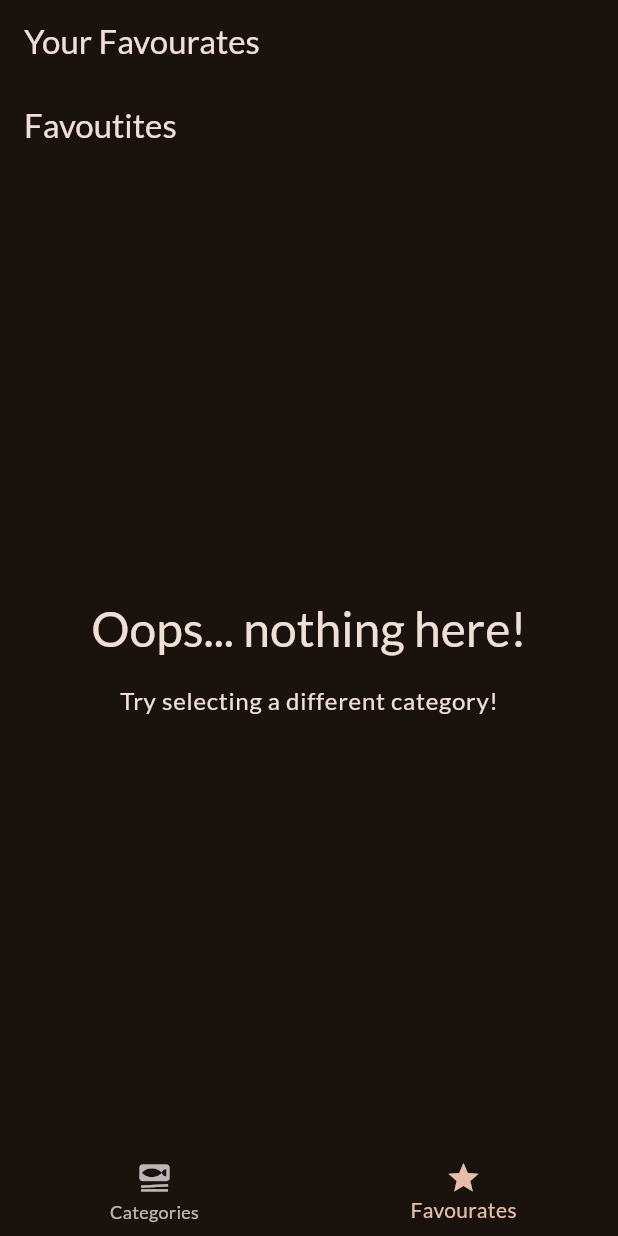
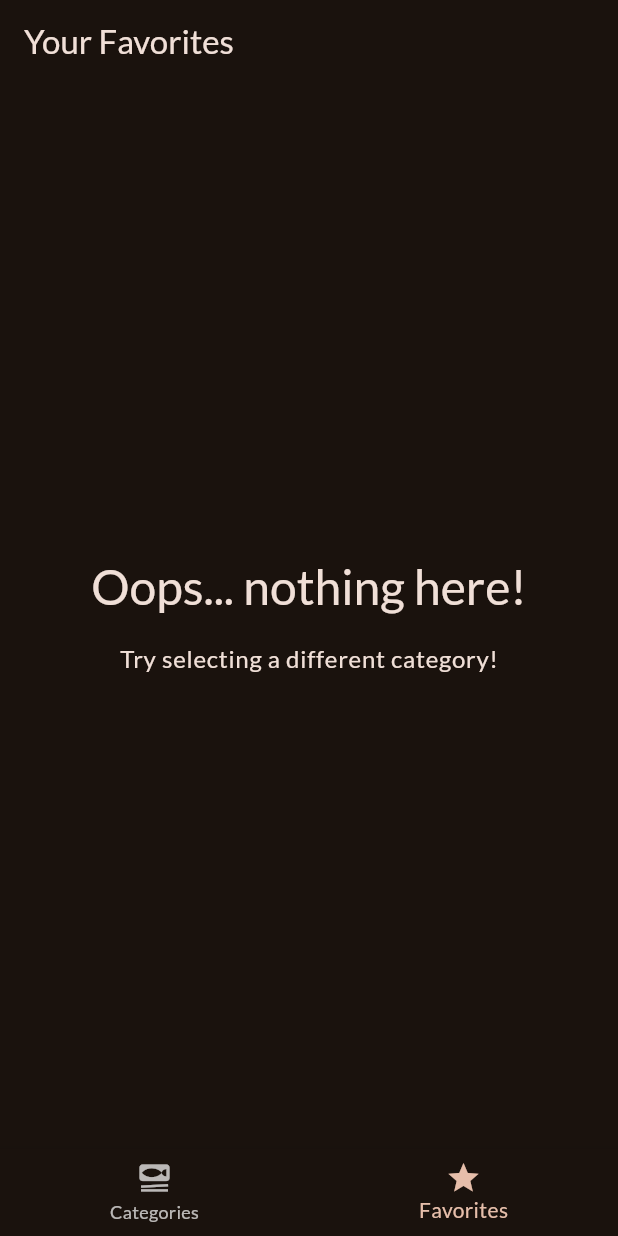
Before and after one commit to AnojAryal/Flutter-Projects, a Flutter app: the screen it shows after launch, item 2 of the bottom bar chosen, on a phone screen of 412 x 824 dp. Run offline on Flutter 3.47's test engine with Material 3 defaults, Android fonts, the phone set to English and light mode, and no system bars; our stand-ins replace google_fonts, transparent_image.

Commit message:
adding tab based navigation

```diff
--- a/meals_app/lib/screens/categories.dart
+++ b/meals_app/lib/screens/categories.dart
@@ -24,11 +24,7 @@ class CategoriesScreen extends StatelessWidget {
 
   @override
   Widget build(BuildContext context) {
-    return Scaffold(
-      appBar: AppBar(
-        title: const Text('Pick Your Category'),
-      ),
-      body: GridView(
+    return  GridView(
         padding: const EdgeInsets.all(24),
         gridDelegate: const SliverGridDelegateWithFixedCrossAxisCount(
           crossAxisCount: 2,
@@ -45,7 +41,6 @@ class CategoriesScreen extends StatelessWidget {
               },
             )
         ],
-      ),
-    );
+      );
   }
 }
--- a/meals_app/lib/screens/meals.dart
+++ b/meals_app/lib/screens/meals.dart
@@ -6,11 +6,11 @@ import 'package:meals_app/widgets/meal_item.dart';
 class MealsScreen extends StatelessWidget {
   const MealsScreen({
     super.key,
-    required this.title,
+    this.title,
     required this.meals,
   });
 
-  final String title;
+  final String? title;
   final List<Meal> meals;
 
   void selectMeal(BuildContext context, meal) {
@@ -57,9 +57,13 @@ class MealsScreen extends StatelessWidget {
               ));
     }
 
+    if (title ==null){
+      return content ;
+    }
+
     return Scaffold(
       appBar: AppBar(
-        title: Text(title),
+        title: Text(title!),
       ),
       body: content,
     );
--- a/meals_app/lib/screens/tabs.dart
+++ b/meals_app/lib/screens/tabs.dart
@@ -27,8 +27,8 @@ class _TabsScreenState extends State<TabsScreen> {
     var activePageTitle = 'Categories';
 
     if (_selectedPageIndex == 1){
-      activePage = MealsScreen(title: 'Favoutites', meals: []);
-      activePageTitle = 'Your Favourates';
+      activePage =const  MealsScreen(meals: []);
+      activePageTitle = 'Your Favorites';
     }
 
    return Scaffold(
@@ -41,7 +41,7 @@ class _TabsScreenState extends State<TabsScreen> {
       currentIndex: _selectedPageIndex,
       items:const  [
         BottomNavigationBarItem(icon: Icon(Icons.set_meal) , label:'Categories', ),
-        BottomNavigationBarItem(icon: Icon(Icons.star) , label:'Favourates',),
+        BottomNavigationBarItem(icon: Icon(Icons.star) , label:'Favorites',),
       ],
     ),
    );
```
